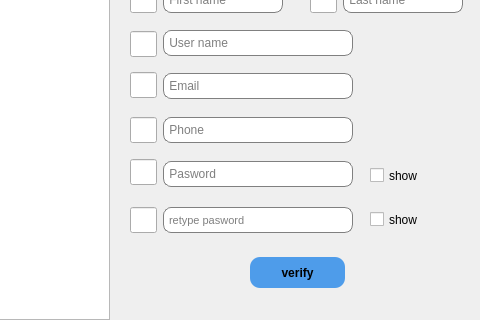
The window that jamin-gram/main_singup.ui (raminLgh/jamin-gram) describes before a commit, drawn with Qt 5; both pictures show x 250 to 730 and y 103 to 423 of the 730 by 423 pixel window.
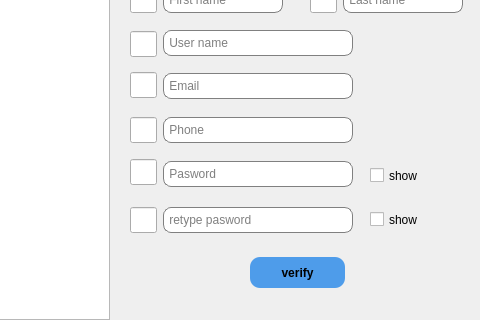
The same window after the commit. Icons and pictures are not drawn.

Patch:
```diff
--- a/jamin-gram/main_singup.ui
+++ b/jamin-gram/main_singup.ui
@@ -353,8 +353,7 @@
     </property>
     <property name="font">
      <font>
-      <pointsize>8</pointsize>
-      <weight>50</weight>
+      <pointsize>9</pointsize>
       <bold>false</bold>
      </font>
     </property>
```
Left out of the diff: 3 changed lines with no effect on the pictures.
